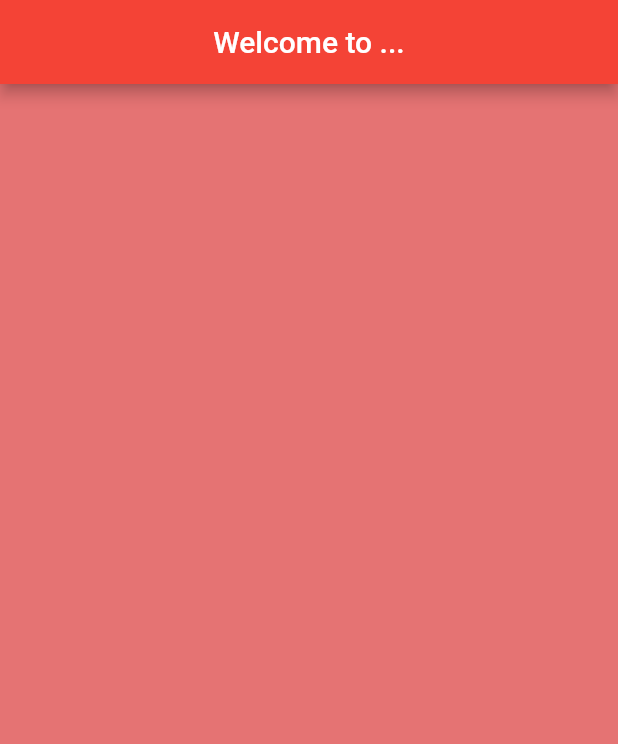
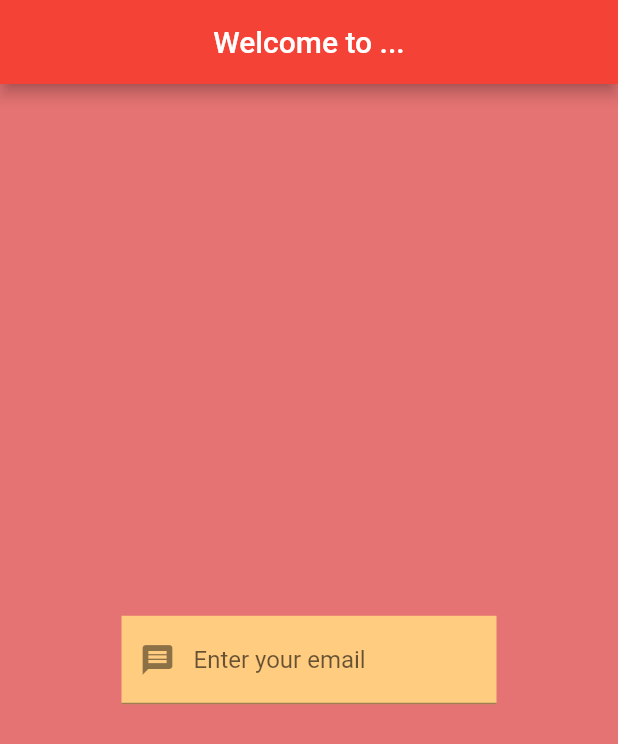
Before and after one commit to Tristamay/projectda, a Flutter app: the screen it shows after launch, on a phone screen of 412 x 824 dp. Shown: the top 744 px of the screen. Run offline on Flutter 3.47's test engine with Material 2 defaults, Android fonts, the phone set to English and light mode, and no system bars.

Commit message:
More Developed Home Page With Email TextField

```diff
--- a/lib/main.dart
+++ b/lib/main.dart
@@ -39,7 +39,7 @@ class _HomePageState extends State<HomePage> {
       body: Column(
         crossAxisAlignment: CrossAxisAlignment.center,
         mainAxisAlignment: MainAxisAlignment.center,
-        children: <Widget>[],
+        children: <Widget>[EmailText()],
       ),
     );
   }
@@ -51,8 +51,19 @@ class EmailText extends StatefulWidget {
 }
 
 class _EmailTextState extends State<EmailText> {
+  final controller = TextEditingController();
+
   @override
   Widget build(BuildContext context) {
-    return Container();
+    return Center(
+        child: Container(
+      width: 250.0,
+      color: Colors.orange[200],
+      child: TextField(
+        controller: this.controller,
+        decoration: InputDecoration(
+            prefixIcon: Icon(Icons.message), labelText: "Enter your email"),
+      ),
+    ));
   }
 }
```
